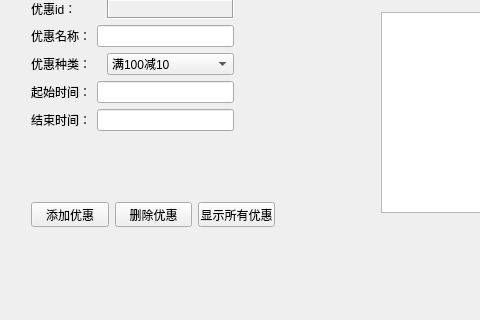
Old version of the form myboss.ui in the repository XMeleny/DB; both pictures show x 0 to 480 and y 145 to 465 of the 697 by 465 pixel window.
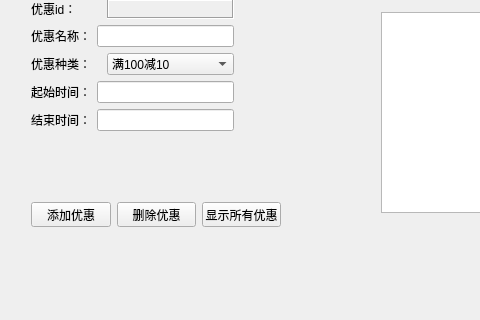
New version of the form. The open tabs and pages were chosen to show the change.

Patch:
```diff
--- a/myboss.ui
+++ b/myboss.ui
@@ -181,8 +181,8 @@
        <rect>
         <x>0</x>
         <y>0</y>
-        <width>679</width>
-        <height>366</height>
+        <width>685</width>
+        <height>392</height>
        </rect>
       </property>
       <attribute name="label">
@@ -265,12 +265,12 @@
         </property>
        </item>
       </widget>
-      <widget class="QWidget" name="">
+      <widget class="QWidget" name="layoutWidget">
        <property name="geometry">
         <rect>
          <x>20</x>
          <y>240</y>
-         <width>244</width>
+         <width>250</width>
          <height>25</height>
         </rect>
        </property>
@@ -298,7 +298,7 @@
         </item>
        </layout>
       </widget>
-      <widget class="QWidget" name="">
+      <widget class="QWidget" name="layoutWidget">
        <property name="geometry">
         <rect>
          <x>20</x>
```
Left out of the diff: 6 changed lines with no effect on the pictures.
